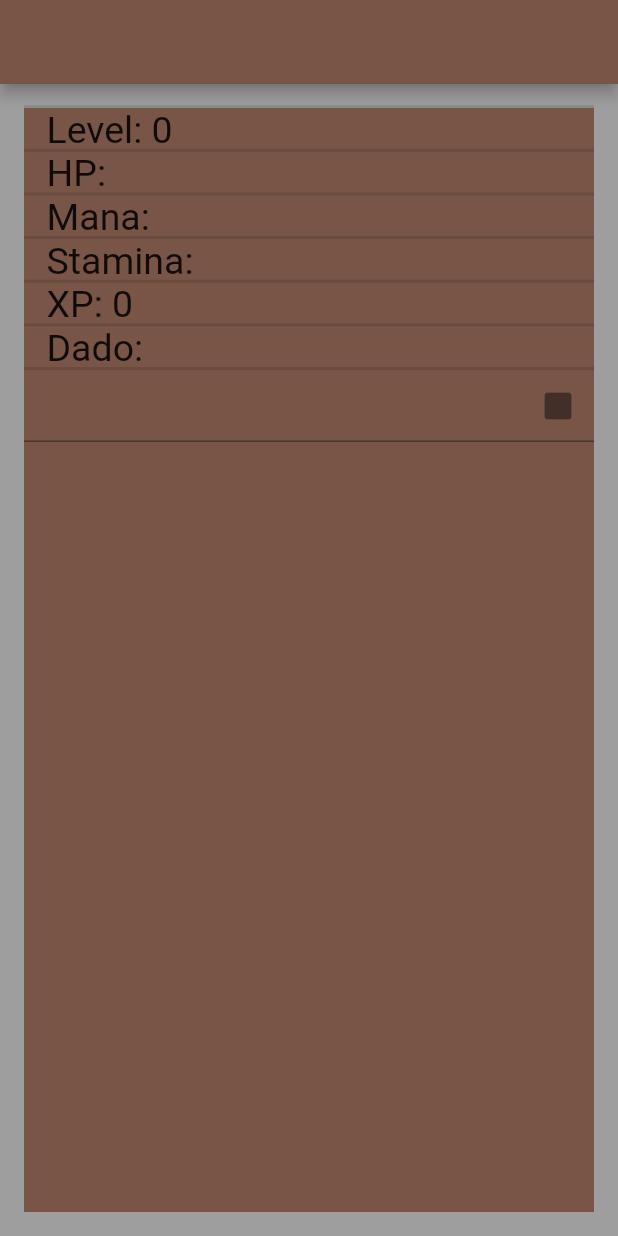
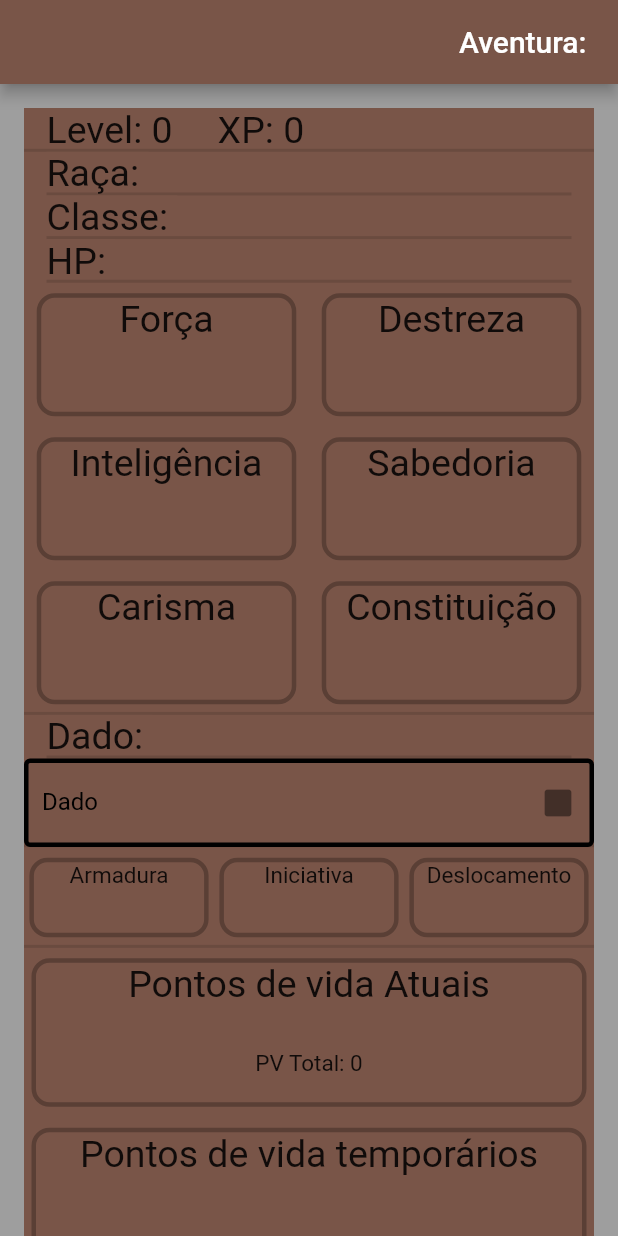
Before and after one commit to Vet0r/Mobile-RPG, a Flutter app: the Player screen opened directly with empty values, on a phone screen of 412 x 824 dp. Run offline on Flutter 3.47's test engine with Material 2 defaults, Android fonts, the phone set to English and light mode, and no system bars; our stand-ins replace cloud_firestore, firebase_core; missing offline and left inert: dart:ffi; accounts and stored records are empty.

Commit message:
nova ficha de player

```diff
--- a/lib/host/fields_for_table_master.dart
+++ b/lib/host/fields_for_table_master.dart
@@ -1,7 +1,7 @@
 import 'package:cloud_firestore/cloud_firestore.dart';
 import 'package:flutter/material.dart';
 
-fielsFortableMaster(
+fieldsFortableMaster(
     String campaignId,
     String fieldFB,
     String field,
--- a/lib/host/host.dart
+++ b/lib/host/host.dart
@@ -2,6 +2,7 @@ import 'dart:math';
 
 import 'package:cloud_firestore/cloud_firestore.dart';
 import 'package:flutter/material.dart';
+import 'package:mobile_rpg/host/searching_for_players.dart';
 
 import '../player/dice.dart';
 import 'button_delete_player.dart';
@@ -31,25 +32,17 @@ class _HostState extends State<Host> {
             .snapshots(),
         builder: (context, snapshot) {
           if (!snapshot.hasData) {
-            return Center(
-              child: Column(
-                mainAxisAlignment: MainAxisAlignment.center,
-                children: const [
-                  Text(
-                    "Buscando players",
-                  ),
-                  CircularProgressIndicator(),
-                ],
-              ),
-            );
+            return searchingWidget("Buscando jogadores");
+          }
+          if (snapshot.data?.size == 0) {
+            return searchingWidget("Aguardando jogadores");
           } else {
             return Padding(
               padding: const EdgeInsets.all(8.0),
-              child: ListView(
+              child: ExpansionPanelList(
                 children: snapshot.data!.docs.map((documents) {
-                  return Padding(
-                    padding: const EdgeInsets.all(8.0),
-                    child: Container(
+                  return ExpansionPanel(
+                    body: Container(
                       width: 100,
                       color: Colors.brown,
                       child: Column(children: [
@@ -113,39 +106,27 @@ class _HostState extends State<Host> {
                           height: 0.1,
                           thickness: 2,
                         ),
-                        fielsFortableMaster(widget.campaingId!, 'level',
+                        fieldsFortableMaster(widget.campaingId!, 'level',
                             'Level', context, documents),
                         const Divider(
                           height: 0.1,
                           thickness: 2,
                         ),
-                        fielsFortableMaster(
+                        fieldsFortableMaster(
                             widget.campaingId!, 'hp', 'HP', context, documents),
                         const Divider(
                           height: 0.1,
                           thickness: 2,
                         ),
-                        fielsFortableMaster(widget.campaingId!, 'mana', 'Mana',
-                            context, documents),
-                        const Divider(
-                          height: 0.1,
-                          thickness: 2,
-                        ),
-                        fielsFortableMaster(widget.campaingId!, 'stamina',
-                            'Stamina', context, documents),
-                        const Divider(
-                          height: 0.1,
-                          thickness: 2,
-                        ),
-                        fielsFortableMaster(
+                        fieldsFortableMaster(
                             widget.campaingId!, 'xp', 'XP', context, documents),
                         const Divider(
                           height: 0.1,
                           thickness: 2,
                         ),
-                        fielsFortableMaster(widget.campaingId!, 'dice', 'Dado',
+                        fieldsFortableMaster(widget.campaingId!, 'dice', 'Dado',
                             context, documents),
-                        fielsFortableMaster(widget.campaingId!, 'roled_dice',
+                        fieldsFortableMaster(widget.campaingId!, 'roled_dice',
                             'Dado Rolado', context, documents),
                         const Divider(
                           height: 0.1,
@@ -169,6 +150,9 @@ class _HostState extends State<Host> {
                         ),
                       ]),
                     ),
+                    headerBuilder: (BuildContext context, bool isExpanded) {
+                      return Text("data");
+                    },
                   );
                 }).toList(),
               ),
--- /dev/null
+++ b/lib/host/searching_for_players.dart
@@ -0,0 +1,18 @@
+import 'package:flutter/material.dart';
+
+searchingWidget(String content) {
+  return Center(
+    child: Column(
+      mainAxisAlignment: MainAxisAlignment.center,
+      children: [
+        Text(
+          content,
+        ),
+        const Padding(
+          padding: EdgeInsets.only(top: 8.0),
+          child: CircularProgressIndicator(),
+        ),
+      ],
+    ),
+  );
+}
--- /dev/null
+++ b/lib/player/circular2_fields_for_table.dart
@@ -0,0 +1,35 @@
+import 'package:cloud_firestore/cloud_firestore.dart';
+import 'package:flutter/material.dart';
+
+circular2FieldsFortable(String fieldFB, String field, BuildContext context,
+    DocumentSnapshot<Map<String, dynamic>>? documents,
+    {MaterialColor? fieldColor}) {
+  return Padding(
+    padding: const EdgeInsets.only(left: 1.0, right: 1, bottom: 7, top: 7),
+    child: Container(
+      width: MediaQuery.of(context).size.width * 0.29,
+      decoration: BoxDecoration(
+        borderRadius: const BorderRadius.all(
+          Radius.circular(12),
+        ),
+        border: Border.all(
+          width: 3,
+          color: Colors.black26,
+          style: BorderStyle.solid,
+        ),
+      ),
+      child: Column(
+        children: [
+          Text(
+            field,
+            style: const TextStyle(fontSize: 15),
+          ),
+          Text(
+            "${documents?.get(fieldFB)}",
+            style: const TextStyle(fontSize: 25),
+          ),
+        ],
+      ),
+    ),
+  );
+}
--- /dev/null
+++ b/lib/player/circular_fields_for_table.dart
@@ -0,0 +1,39 @@
+import 'package:cloud_firestore/cloud_firestore.dart';
+import 'package:flutter/material.dart';
+
+circularFieldsFortable(String fieldFB, String field, BuildContext context,
+    DocumentSnapshot<Map<String, dynamic>>? documents,
+    {MaterialColor? fieldColor}) {
+  return Padding(
+    padding: const EdgeInsets.only(left: 5.0, right: 5, bottom: 7, top: 7),
+    child: Container(
+      width: MediaQuery.of(context).size.width * 0.42,
+      decoration: BoxDecoration(
+        borderRadius: const BorderRadius.all(
+          Radius.circular(12),
+        ),
+        border: Border.all(
+          width: 3,
+          color: Colors.black26,
+          style: BorderStyle.solid,
+        ),
+      ),
+      child: Column(
+        children: [
+          Text(
+            field,
+            style: const TextStyle(fontSize: 25),
+          ),
+          Text(
+            "${documents?.get(fieldFB)}",
+            style: const TextStyle(fontSize: 25),
+          ),
+          Text(
+            "${documents?.get("${fieldFB}Md")}",
+            style: const TextStyle(fontSize: 15),
+          ),
+        ],
+      ),
+    ),
+  );
+}
--- a/lib/player/create_new_player.dart
+++ b/lib/player/create_new_player.dart
@@ -9,12 +9,29 @@ Future<String> createNewPlayer(String name, String campaingDocId) async {
   Map<String, dynamic> mapPlayer = <String, dynamic>{
     "name": name,
     "hp": 15,
-    "mana": 10,
-    "stamina": 10,
+    "hp_temp": 0,
+    "hp_total": 15,
+    "armor": 0,
+    "iniciative": 0,
+    "deslocamento": 0,
     "xp": 0,
     "dice": 0,
     "level": 0,
     "roled_dice": 0,
+    "race": "",
+    "class": "",
+    "force": 0,
+    "dex": 0,
+    "constitution": 0,
+    "inteligence": 0,
+    "knologe": 0,
+    "charisam": 0,
+    "forceMd": 0,
+    "dexMd": 0,
+    "constitutionMd": 0,
+    "inteligenceMd": 0,
+    "knologeMd": 0,
+    "charisamMd": 0,
   };
 
   DocumentReference playerId = await players.add(mapPlayer);
--- a/lib/player/dice.dart
+++ b/lib/player/dice.dart
@@ -15,6 +15,16 @@ diceForTable(String campID, String fieldFB, String field, BuildContext context,
   return TextField(
     controller: controller,
     decoration: InputDecoration(
+      enabledBorder: const OutlineInputBorder(
+        borderSide: BorderSide(width: 3, color: Colors.black),
+      ),
+      fillColor: Colors.black,
+      border: const OutlineInputBorder(),
+      focusedBorder: const OutlineInputBorder(
+        borderSide: BorderSide(width: 3, color: Colors.black),
+      ),
+      labelText: field,
+      labelStyle: const TextStyle(color: Colors.black),
       suffixIcon: IconButton(
         onPressed: () {
           update.update(
--- a/lib/player/fields_for_table.dart
+++ b/lib/player/fields_for_table.dart
@@ -1,16 +1,28 @@
 import 'package:cloud_firestore/cloud_firestore.dart';
 import 'package:flutter/material.dart';
 
-fielsFortable(String fieldFB, String field, BuildContext context,
-    DocumentSnapshot<Map<String, dynamic>>? documents) {
+fieldsFortable(String fieldFB, String field, BuildContext context,
+    DocumentSnapshot<Map<String, dynamic>>? documents,
+    {MaterialColor? fieldColor}) {
   return Padding(
     padding: const EdgeInsets.only(left: 15.0, right: 15),
-    child: Row(
-      mainAxisAlignment: MainAxisAlignment.start,
+    child: Column(
       children: [
-        Text(
-          "$field: ${documents?.get(fieldFB)}",
-          style: const TextStyle(fontSize: 25),
+        Row(
+          mainAxisAlignment: MainAxisAlignment.start,
+          children: [
+            Container(
+              color: fieldColor ?? Colors.brown,
+              child: Text(
+                "$field: ${documents?.get(fieldFB)}",
+                style: const TextStyle(fontSize: 25),
+              ),
+            ),
+          ],
+        ),
+        const Divider(
+          height: 0.1,
+          thickness: 2,
         ),
       ],
     ),
--- a/lib/player/player.dart
+++ b/lib/player/player.dart
@@ -7,7 +7,10 @@ import 'package:flutter/src/widgets/container.dart';
 import 'package:flutter/src/widgets/framework.dart';
 import 'package:mobile_rpg/player/dice.dart';
 import 'package:mobile_rpg/player/player_app_bar.dart';
+import 'package:mobile_rpg/player/retangular_fields_for_table.dart';
 
+import 'circular2_fields_for_table.dart';
+import 'circular_fields_for_table.dart';
 import 'fields_for_table.dart';
 
 class Player extends StatefulWidget {
@@ -43,54 +46,110 @@ class _PlayerState extends State<Player> {
             );
           } else {
             return snapshot.data!.exists
-                ? Padding(
+                ? ListView(
+                    children: [
+                      Padding(
                         padding: const EdgeInsets.all(16.0),
                         child: Container(
                           width: MediaQuery.of(context).size.width,
                           color: Colors.brown,
                           child: Column(
                             children: [
+                              Row(
+                                children: [
+                                  fieldsFortable(
+                                      'level', 'Level', context, snapshot.data),
+                                  fieldsFortable(
+                                      'xp', 'XP', context, snapshot.data),
+                                ],
+                              ),
                               const Divider(
                                 height: 0.1,
                                 thickness: 2,
                               ),
-                          fielsFortable(
-                              'level', 'Level', context, snapshot.data),
+                              fieldsFortable(
+                                  'race', 'Raça', context, snapshot.data),
+                              fieldsFortable(
+                                  'class', 'Classe', context, snapshot.data),
+                              fieldsFortable(
+                                  'hp', 'HP', context, snapshot.data),
+                              Row(
+                                mainAxisAlignment:
+                                    MainAxisAlignment.spaceAround,
+                                children: [
+                                  circularFieldsFortable(
+                                      'force', 'Força', context, snapshot.data),
+                                  circularFieldsFortable('dex', 'Destreza',
+                                      context, snapshot.data),
+                                ],
+                              ),
+                              Row(
+                                mainAxisAlignment:
+                                    MainAxisAlignment.spaceAround,
+                                children: [
+                                  circularFieldsFortable('inteligence',
+                                      'Inteligência', context, snapshot.data),
+                                  circularFieldsFortable('knologe', 'Sabedoria',
+                                      context, snapshot.data),
+                                ],
+                              ),
+                              Row(
+                                mainAxisAlignment:
+                                    MainAxisAlignment.spaceAround,
+                                children: [
+                                  circularFieldsFortable('charisam', 'Carisma',
+                                      context, snapshot.data),
+                                  circularFieldsFortable('constitution',
+                                      'Constituição', context, snapshot.data),
+                                ],
+                              ),
                               const Divider(
                                 height: 0.1,
                                 thickness: 2,
                               ),
-                          fielsFortable('hp', 'HP', context, snapshot.data),
+                              fieldsFortable(
+                                  'dice', 'Dado', context, snapshot.data),
+                              diceForTable(widget.campaignId!, 'dice', 'Dado',
+                                  context, snapshot.data),
                               const Divider(
                                 height: 0.1,
                                 thickness: 2,
                               ),
-                          fielsFortable('mana', 'Mana', context, snapshot.data),
+                              Row(
+                                mainAxisAlignment:
+                                    MainAxisAlignment.spaceAround,
+                                children: [
+                                  circular2FieldsFortable('armor', 'Armadura',
+                                      context, snapshot.data),
+                                  circular2FieldsFortable('iniciative',
+                                      'Iniciativa', context, snapshot.data),
+                                  circular2FieldsFortable('deslocamento',
+                                      'Deslocamento', context, snapshot.data),
+                                ],
+                              ),
                               const Divider(
                                 height: 0.1,
                                 thickness: 2,
                               ),
-                          fielsFortable(
-                              'stamina', 'Stamina', context, snapshot.data),
-                          const Divider(
-                            height: 0.1,
-                            thickness: 2,
-                          ),
-                          fielsFortable('xp', 'XP', context, snapshot.data),
-                          const Divider(
-                            height: 0.1,
-                            thickness: 2,
-                          ),
-                          fielsFortable('dice', 'Dado', context, snapshot.data),
-                          const Divider(
-                            height: 0.1,
-                            thickness: 2,
-                          ),
-                          diceForTable(widget.campaignId!, 'dice', 'Dado',
-                              context, snapshot.data),
+                              Column(children: [
+                                retangularFieldsFortable(
+                                    'hp',
+                                    'Pontos de vida Atuais',
+                                    context,
+                                    snapshot.data,
+                                    true),
+                                retangularFieldsFortable(
+                                    'hp_temp',
+                                    'Pontos de vida temporários',
+                                    context,
+                                    snapshot.data,
+                                    false),
+                              ]),
                             ],
                           ),
                         ),
+                      ),
+                    ],
                   )
                 : Container();
           }
--- a/lib/player/player_app_bar.dart
+++ b/lib/player/player_app_bar.dart
@@ -20,8 +20,24 @@ playerAppBar(String? campaignId, String? playerId, BuildContext context) {
             child: CircularProgressIndicator(),
           );
         }
-        return Text(
-          snapshot.data!["name"],
+        return Row(
+          mainAxisAlignment: MainAxisAlignment.spaceBetween,
+          children: [
+            Text(
+              snapshot.data!["name"],
+            ),
+            FutureBuilder(
+                future: FirebaseFirestore.instance
+                    .collection('campaigns')
+                    .doc(campaignId)
+                    .get(),
+                builder: (context, snapshot) {
+                  if (!snapshot.hasData) {
+                    return Container();
+                  }
+                  return Text("Aventura: " + snapshot.data!["campaign_code"]);
+                }),
+          ],
         );
       },
     ),
--- /dev/null
+++ b/lib/player/retangular_fields_for_table.dart
@@ -0,0 +1,42 @@
+import 'package:cloud_firestore/cloud_firestore.dart';
+import 'package:flutter/material.dart';
+
+retangularFieldsFortable(String fieldFB, String field, BuildContext context,
+    DocumentSnapshot<Map<String, dynamic>>? documents, bool isPv,
+    {MaterialColor? fieldColor}) {
+  return Padding(
+    padding: const EdgeInsets.only(left: 5.0, right: 5, bottom: 7, top: 7),
+    child: Container(
+      width: MediaQuery.of(context).size.width,
+      height: MediaQuery.of(context).size.height * 0.12,
+      decoration: BoxDecoration(
+        borderRadius: const BorderRadius.all(
+          Radius.circular(12),
+        ),
+        border: Border.all(
+          width: 3,
+          color: Colors.black26,
+          style: BorderStyle.solid,
+        ),
+      ),
+      child: Column(
+        children: [
+          Text(
+            field,
+            style: const TextStyle(fontSize: 25),
+          ),
+          Text(
+            "${documents?.get(fieldFB)}",
+            style: const TextStyle(fontSize: 25),
+          ),
+          isPv
+              ? Text(
+                  "PV Total: ${documents?.get("$fieldFB" "_total")}",
+                  style: const TextStyle(fontSize: 15),
+                )
+              : Container(),
+        ],
+      ),
+    ),
+  );
+}
```
Also changed, not shown: 4 other files. Lines whose indentation alone changed are shown as unchanged.
